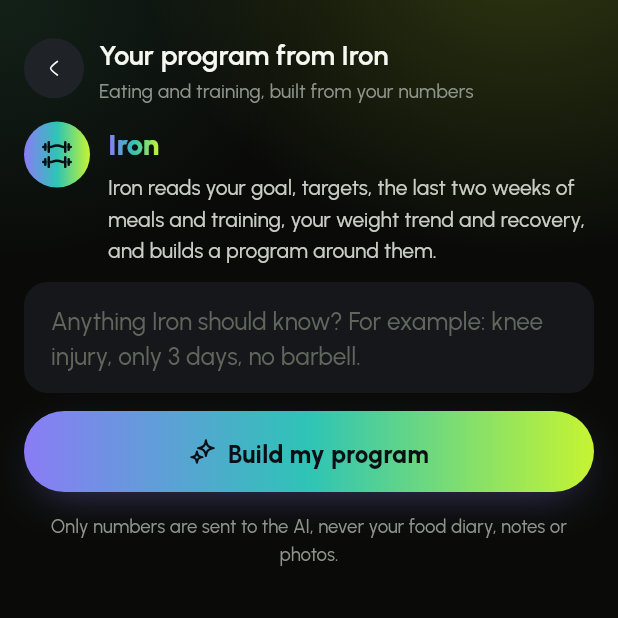
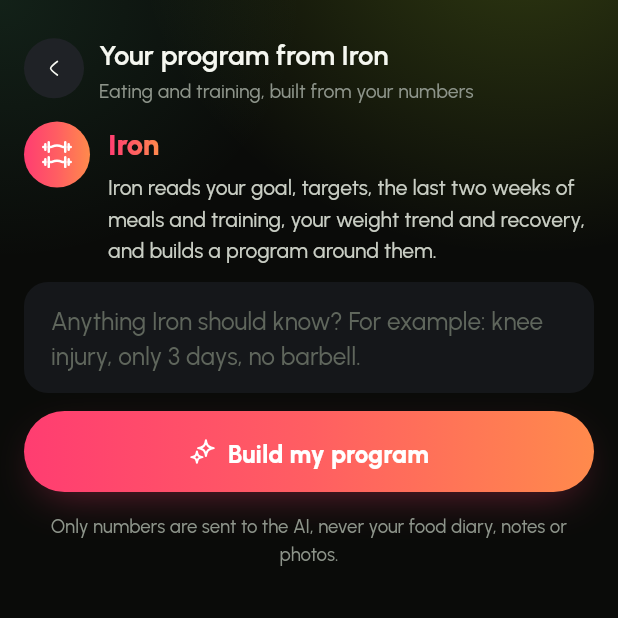
Before and after one commit to ghassanhani/Gymco, a Flutter app: the IronScreen screen opened by its route, on a phone screen of 412 x 824 dp, the top half of it. Run offline on Flutter 3.47's test engine with Material 3 defaults, Android fonts, the phone set to English and light mode, and no system bars; our stand-ins replace audioplayers, cached_network_image, firebase_core, firebase_crashlytics, flutter_local_notifications, flutter_riverpod and 12 more; missing offline and left inert: health, mobile_scanner, openfoodfacts; accounts and stored records are empty; network calls fail.

Commit message:
Iron in its own red: pink-red into coral into orange
Iron's card edge, mark, name and buttons, and its program screen, use a
red gradient with white on top, so the coach reads as its own character.
The other AI features keep the violet-teal-lime gradient. AiBtn and AiText
take the colours as a parameter.

Co-Authored-By: Claude Opus 5.5 <noreply@anthropic.com>
Claude-Session: https://claude.ai/code/session_01Qy3ujpfEKnqHMc5S23HbRe

```diff
--- a/lib/ui/kit/ai.dart
+++ b/lib/ui/kit/ai.dart
@@ -5,6 +5,9 @@ import 'kit.dart';
 
 /// The AI's own colours, the same in both looks: violet into teal into lime.
 const aiGradient = [Color(0xFF8B7CF6), Color(0xFF2EC4B6), Color(0xFFC6F432)];
+
+/// Iron's colours: hot pink-red into coral into orange, with white on top.
+const ironGradient = [Color(0xFFFF3D71), Color(0xFFFF5E62), Color(0xFFFF8A4C)];
 
 /// The button for anything the AI does: a pill in the AI gradient with
 /// sparkles and a light sweeping across it, so AI actions read as one family
@@ -19,6 +22,8 @@ class AiBtn extends StatefulWidget {
     this.expand = true,
     this.small = false,
     this.compact = false,
+    this.colors = aiGradient,
+    this.foreground = const Color(0xFF0B0F14),
   });
   final String label;
   final VoidCallback? onTap;
@@ -28,6 +33,10 @@ class AiBtn extends StatefulWidget {
 
   /// Inline in a row, beside other small buttons.
   final bool compact;
+
+  /// Iron passes its own: [ironGradient] with white.
+  final List<Color> colors;
+  final Color foreground;
 
   @override
   State<AiBtn> createState() => _AiBtnState();
@@ -46,7 +55,7 @@ class _AiBtnState extends State<AiBtn> with SingleTickerProviderStateMixin {
   @override
   Widget build(BuildContext context) {
     final enabled = widget.onTap != null && !widget.busy;
-    const fg = Color(0xFF0B0F14);
+    final fg = widget.foreground;
     final h = widget.compact ? 34.0 : (widget.small ? 44.0 : 54.0);
     return Pressable(
       onTap: enabled ? widget.onTap : null,
@@ -59,9 +68,16 @@ class _AiBtnState extends State<AiBtn> with SingleTickerProviderStateMixin {
           padding: EdgeInsets.symmetric(horizontal: widget.compact ? 12 : (widget.small ? 18 : 22)),
           decoration: BoxDecoration(
             borderRadius: BorderRadius.circular(999),
-            gradient: const LinearGradient(colors: aiGradient),
+            gradient: LinearGradient(colors: widget.colors),
             boxShadow: enabled
-                ? const [BoxShadow(color: Color(0x668B7CF6), blurRadius: 24, offset: Offset(0, 10), spreadRadius: -10)]
+                ? [
+                    BoxShadow(
+                      color: widget.colors.first.withValues(alpha: 0.4),
+                      blurRadius: 24,
+                      offset: const Offset(0, 10),
+                      spreadRadius: -10,
+                    ),
+                  ]
                 : null,
           ),
           child: Stack(
@@ -92,7 +108,7 @@ class _AiBtnState extends State<AiBtn> with SingleTickerProviderStateMixin {
                   if (widget.busy)
                     SizedBox.square(
                       dimension: widget.compact ? 12 : 16,
-                      child: const CircularProgressIndicator(strokeWidth: 2, color: fg),
+                      child: CircularProgressIndicator(strokeWidth: 2, color: fg),
                     )
                   else
                     VIcon('sparkles', size: widget.compact ? 14 : 18, color: fg, strokeWidth: 1.8),
@@ -141,14 +157,15 @@ class AiMark extends StatelessWidget {
 
 /// Text in the AI gradient, for a feature's name.
 class AiText extends StatelessWidget {
-  const AiText(this.text, {super.key, this.style});
+  const AiText(this.text, {super.key, this.style, this.colors = aiGradient});
   final String text;
   final TextStyle? style;
+  final List<Color> colors;
 
   @override
   Widget build(BuildContext context) => ShaderMask(
     blendMode: BlendMode.srcIn,
-    shaderCallback: (r) => const LinearGradient(colors: aiGradient).createShader(r),
+    shaderCallback: (r) => LinearGradient(colors: colors).createShader(r),
     child: Text(text, style: (style ?? const TextStyle()).copyWith(color: Volt.t1)),
   );
 }
--- a/lib/ui/train/iron_screen.dart
+++ b/lib/ui/train/iron_screen.dart
@@ -89,7 +89,8 @@ class _IronScreenState extends ConsumerState<IronScreen> {
     final profile = ref.watch(profileProvider);
     final p = _program;
 
-    Widget head(String text) => Eyebrow(text, padding: const EdgeInsetsDirectional.only(start: 4, top: 4));
+    Widget head(String text) =>
+        Eyebrow(text, color: ironGradient[1], padding: const EdgeInsetsDirectional.only(start: 4, top: 4));
 
     return Scaffold(
       body: VScreen(
@@ -100,7 +101,13 @@ class _IronScreenState extends ConsumerState<IronScreen> {
               padding: const EdgeInsetsDirectional.fromSTEB(8, 8, 8, 8),
               children: [
                 Expanded(
-                  child: VBtn(label: l.ironUse, expand: true, onTap: _saving ? null : () => _use(p)),
+                  child: AiBtn(
+                    label: l.ironUse,
+                    busy: _saving,
+                    colors: ironGradient,
+                    foreground: Colors.white,
+                    onTap: () => _use(p),
+                  ),
                 ),
               ],
             ),
@@ -125,16 +132,20 @@ class _IronScreenState extends ConsumerState<IronScreen> {
                         alignment: Alignment.center,
                         decoration: const BoxDecoration(
                           shape: BoxShape.circle,
-                          gradient: LinearGradient(colors: aiGradient),
+                          gradient: LinearGradient(colors: ironGradient),
                         ),
-                        child: const VIcon('dumb', size: 22, color: Color(0xFF0B0F14), strokeWidth: 1.8),
+                        child: const VIcon('dumb', size: 22, color: Colors.white, strokeWidth: 1.8),
                       ),
                       const SizedBox(width: 12),
                       Expanded(
                         child: GapCol(
                           gap: 4,
                           children: [
-                            AiText(l.ironName, style: const TextStyle(fontSize: 18, fontWeight: FontWeight.w800)),
+                            AiText(
+                              l.ironName,
+                              colors: ironGradient,
+                              style: const TextStyle(fontSize: 18, fontWeight: FontWeight.w800),
+                            ),
                             Muted(l.ironProgramIntro, size: 13, color: Volt.t2),
                           ],
                         ),
@@ -160,6 +171,8 @@ class _IronScreenState extends ConsumerState<IronScreen> {
                     ),
                   ),
                   AiBtn(
+                    colors: ironGradient,
+                    foreground: Colors.white,
                     label: _busy ? l.ironBuilding : (p == null ? l.ironBuild : l.aiRoutineAgain),
                     busy: _busy,
                     onTap: lib == null ? null : _build,
@@ -168,8 +181,8 @@ class _IronScreenState extends ConsumerState<IronScreen> {
                   if (p != null && !p.isEmpty) ...[
                     if (p.summary.isNotEmpty)
                       VCard(
-                        color: Volt.brandWash,
-                        border: Border.all(color: Volt.brandEdge),
+                        color: ironGradient[1].withValues(alpha: 0.1),
+                        border: Border.all(color: ironGradient[1].withValues(alpha: 0.35)),
                         child: Muted(p.summary, size: 13.5, color: Volt.t1),
                       ),
                     if (p.kcal > 0) ...[
```
Also changed, not shown: lib/ui/today/iron_card.dart (+17 -5 lines).
